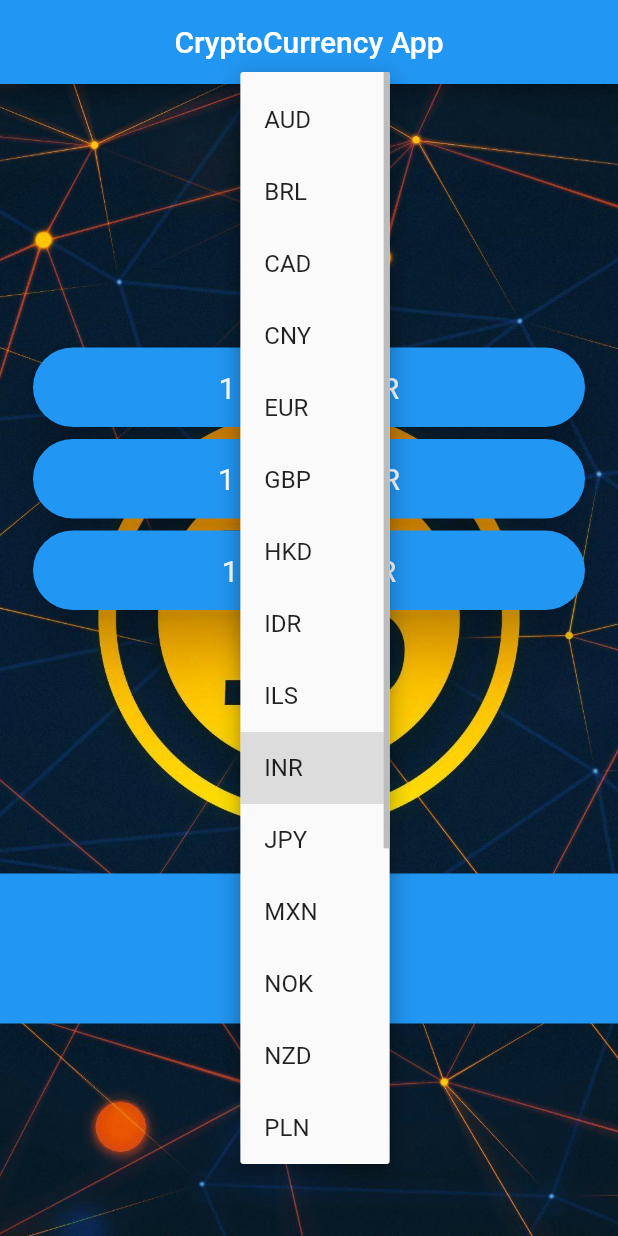
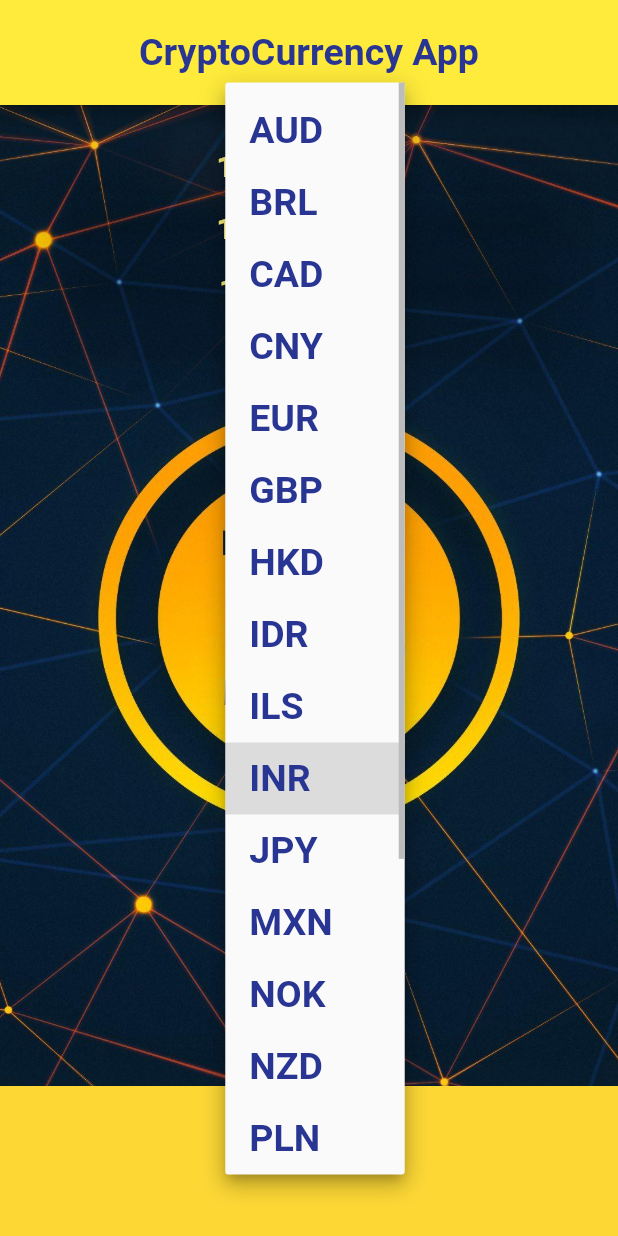
Before and after one commit to NikitaJain10/bitcoin__app, a Flutter app: the screen it shows after launch, after a tap on "INR", on a phone screen of 412 x 824 dp. Run offline on Flutter 3.47's test engine with Material 2 defaults, Android fonts, the light colour scheme and no system bars; network calls fail.

Commit message:
Changes in design

```diff
--- a/lib/card_new_widget.dart
+++ b/lib/card_new_widget.dart
@@ -14,19 +14,20 @@ class CardNew extends StatelessWidget {
   @override
   Widget build(BuildContext context) {
     return Card(
-      color: Colors.blue,
-      elevation: 15.0,
+      color: Colors.transparent,
+      elevation: 20.0,
       shape: RoundedRectangleBorder(
-        borderRadius: BorderRadius.circular(30.0),
+        borderRadius: BorderRadius.circular(40.0),
       ),
       child: Padding(
-        padding: EdgeInsets.symmetric(vertical: 15.0, horizontal: 15.0),
+        padding: EdgeInsets.symmetric(vertical: 5.0, horizontal: 20.0),
         child: Text(
           '1 $currency1 = $currencyRate $selectedCurrency',
           textAlign: TextAlign.center,
           style: TextStyle(
             fontSize: 20.0,
-            color: Colors.white,
+            fontWeight: FontWeight.bold,
+            color: Colors.yellow[300],
           ),
         ),
       ),
--- a/lib/main.dart
+++ b/lib/main.dart
@@ -9,7 +9,8 @@ class MyApp extends StatelessWidget {
   Widget build(BuildContext context) {
     return MaterialApp(
       theme: ThemeData.dark().copyWith(
-        //primaryColor: Colors.yellow,
+        primaryColor: Colors.yellow,
+
 
 
       ),
--- a/lib/price_screen.dart
+++ b/lib/price_screen.dart
@@ -35,7 +35,7 @@ class _PriceScreenState extends State<PriceScreen> {
   DropdownButton<String> androidDropDown() {
     List<DropdownMenuItem<String>> items = [];
     for (String currency in currenciesList) {
-      items.add(DropdownMenuItem(child: Text(currency), value: currency));
+      items.add(DropdownMenuItem(child: Text(currency,style: TextStyle(color: Colors.indigo[800],fontSize:25, fontWeight: FontWeight.bold),), value: currency));
     }
     return DropdownButton<String>(
         value: selectedCurrency,
@@ -85,27 +85,40 @@ class _PriceScreenState extends State<PriceScreen> {
       backgroundColor: Colors.transparent,
 
     appBar: AppBar(
-        title: Text('CryptoCurrency App'),
+        title: Text('CryptoCurrency App',style: TextStyle(color: Colors.indigo[800],fontSize:25, fontWeight: FontWeight.bold),),
+        toolbarHeight: 70.0,
+
+
+
+
         centerTitle: true,
+      backgroundColor: Colors.yellow[500],
+
       ),
-      body:/* Image(
-        Image:
-          NetworkImage()
-      )*/
+      body:
       Column(
-        mainAxisAlignment: MainAxisAlignment.spaceEvenly,
+        mainAxisAlignment: MainAxisAlignment.spaceBetween,
         crossAxisAlignment: CrossAxisAlignment.stretch,
+
         children: <Widget>[
           Padding(
-            padding: EdgeInsets.fromLTRB(18, 30,18,30),
+            padding: EdgeInsets.fromLTRB(40,20,40,20),
+
+
             child: buildColumn(),
           ),
+          Column(
+
+
+          ),
+
           Container(
               height: 100.0,
+
               //width: 150.0,
               alignment: Alignment.center,
               padding: EdgeInsets.only(bottom: 30.0),
-              color: Colors.blue,
+              color: Colors.yellow[600],
               child: Platform.isIOS ? iOSPicker() : androidDropDown()),
         ],
       ),
```
Also changed, not shown: lib/coin_data.dart (+2 -57 lines).
